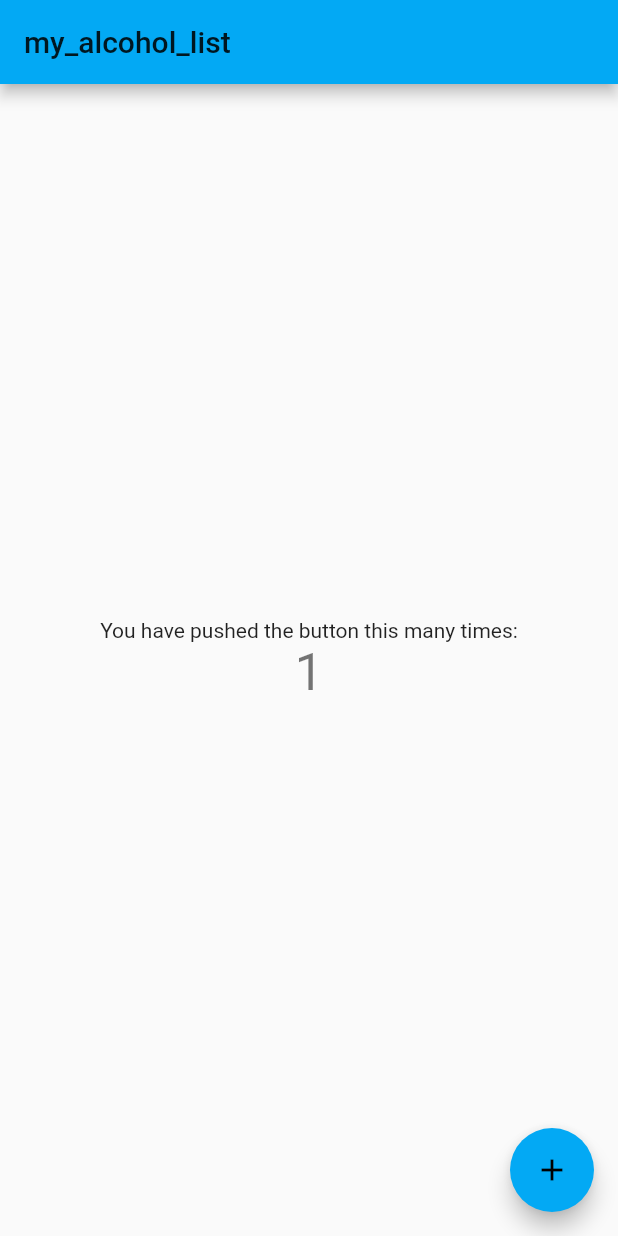
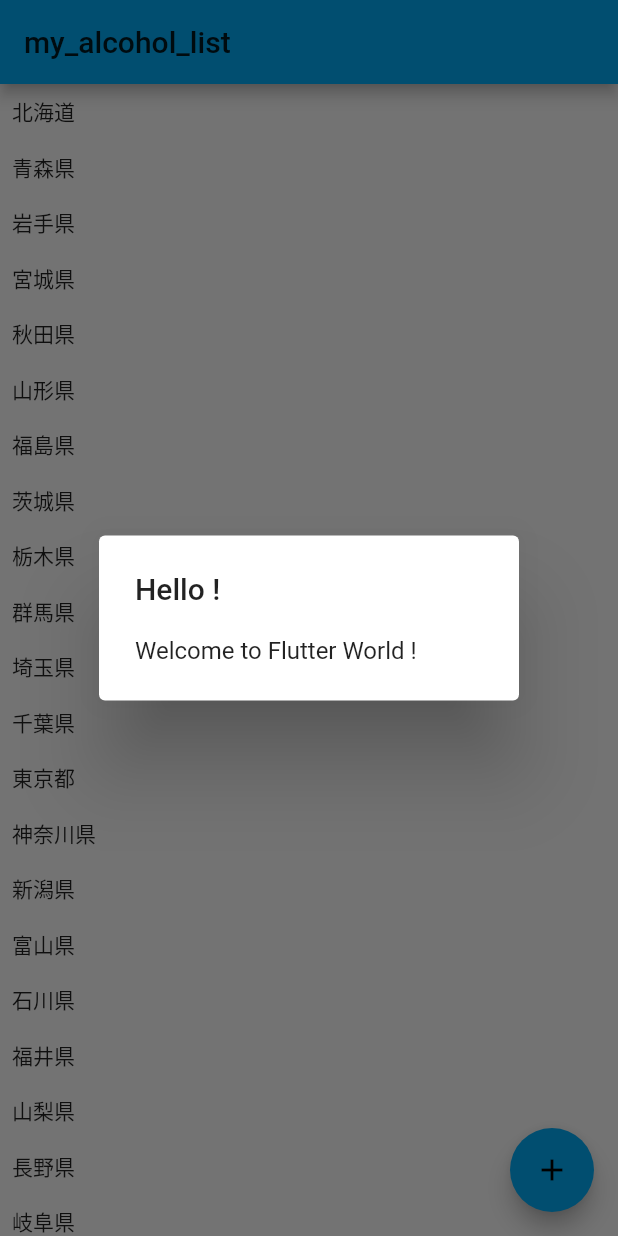
Before and after one commit to zyundamochi080/my_alcohol_list, a Flutter app: the screen it shows after launch, after a tap on the "add" icon, on a phone screen of 412 x 824 dp. Run offline on Flutter 3.47's test engine with Material 2 defaults, Android fonts, the phone set to English and light mode, and no system bars; our stand-ins replace shared_preferences.

Commit message:
Update about floatingbutton

```diff
--- a/lib/main.dart
+++ b/lib/main.dart
@@ -1,4 +1,5 @@
 import 'package:flutter/material.dart';
+import 'package:shared_preferences/shared_preferences.dart';
 
 void main() => runApp(MyApp());
 
@@ -57,55 +58,95 @@ class _MyHomePageState extends State<MyHomePage> {
     });
   }
 
+  void _showDialog() {
+    setState(() {
+      showDialog(
+          context: context,
+          builder: (_) => AlertDialog(
+            title :Text("Hello !"),
+            content: Text("Welcome to Flutter World !"),
+          )
+      );
+    });
+  }
+
+//  @override
+//  Widget build(BuildContext context) {
+//    // This method is rerun every time setState is called, for instance as done
+//    // by the _incrementCounter method above.
+//    //
+//    // The Flutter framework has been optimized to make rerunning build methods
+//    // fast, so that you can just rebuild anything that needs updating rather
+//    // than having to individually change instances of widgets.
+//    return Scaffold(
+//      appBar: AppBar(
+//        // Here we take the value from the MyHomePage object that was created by
+//        // the App.build method, and use it to set our appbar title.
+//        title: Text(widget.title),
+//      ),
+//      body: Center(
+//        // Center is a layout widget. It takes a single child and positions it
+//        // in the middle of the parent.
+//        child: Column(
+//          // Column is also layout widget. It takes a list of children and
+//          // arranges them vertically. By default, it sizes itself to fit its
+//          // children horizontally, and tries to be as tall as its parent.
+//          //
+//          // Invoke "debug painting" (press "p" in the console, choose the
+//          // "Toggle Debug Paint" action from the Flutter Inspector in Android
+//          // Studio, or the "Toggle Debug Paint" command in Visual Studio Code)
+//          // to see the wireframe for each widget.
+//          //
+//          // Column has various properties to control how it sizes itself and
+//          // how it positions its children. Here we use mainAxisAlignment to
+//          // center the children vertically; the main axis here is the vertical
+//          // axis because Columns are vertical (the cross axis would be
+//          // horizontal).
+//          mainAxisAlignment: MainAxisAlignment.center,
+//          children: <Widget>[
+//            Text(
+//              'You have pushed the button this many times:',
+//            ),
+//            Text(
+//              '$_counter',
+//              style: Theme.of(context).textTheme.display1,
+//            ),
+//          ],
+//        ),
+//      ),
+//      floatingActionButton: FloatingActionButton(
+//        onPressed: _incrementCounter,
+//        tooltip: 'Increment',
+//        child: Icon(Icons.add),
+//      ), // This trailing comma makes auto-formatting nicer for build methods.
+//    );
+//  }
+
   @override
   Widget build(BuildContext context) {
-    // This method is rerun every time setState is called, for instance as done
-    // by the _incrementCounter method above.
-    //
-    // The Flutter framework has been optimized to make rerunning build methods
-    // fast, so that you can just rebuild anything that needs updating rather
-    // than having to individually change instances of widgets.
+    const data = [
+      "北海道", "青森県", "岩手県", "宮城県", "秋田県", "山形県", "福島県", "茨城県", "栃木県", "群馬県", "埼玉県", "千葉県", "東京都", "神奈川県", "新潟県", "富山県", "石川県", "福井県", "山梨県", "長野県", "岐阜県", "静岡県", "愛知県", "三重県", "滋賀県", "京都府", "大阪府", "兵庫県", "奈良県", "和歌山県", "鳥取県", "島根県", "岡山県", "広島県", "山口県", "徳島県", "香川県", "愛媛県", "高知県", "福岡県", "佐賀県", "長崎県", "熊本県", "大分県", "宮崎県", "鹿児島県", "沖縄県",
+    ];
     return Scaffold(
       appBar: AppBar(
-        // Here we take the value from the MyHomePage object that was created by
-        // the App.build method, and use it to set our appbar title.
         title: Text(widget.title),
       ),
-      body: Center(
-        // Center is a layout widget. It takes a single child and positions it
-        // in the middle of the parent.
-        child: Column(
-          // Column is also layout widget. It takes a list of children and
-          // arranges them vertically. By default, it sizes itself to fit its
-          // children horizontally, and tries to be as tall as its parent.
-          //
-          // Invoke "debug painting" (press "p" in the console, choose the
-          // "Toggle Debug Paint" action from the Flutter Inspector in Android
-          // Studio, or the "Toggle Debug Paint" command in Visual Studio Code)
-          // to see the wireframe for each widget.
-          //
-          // Column has various properties to control how it sizes itself and
-          // how it positions its children. Here we use mainAxisAlignment to
-          // center the children vertically; the main axis here is the vertical
-          // axis because Columns are vertical (the cross axis would be
-          // horizontal).
-          mainAxisAlignment: MainAxisAlignment.center,
-          children: <Widget>[
-            Text(
-              'You have pushed the button this many times:',
-            ),
-            Text(
-              '$_counter',
-              style: Theme.of(context).textTheme.display1,
-            ),
-          ],
-        ),
+      body: ListView.builder(
+        itemCount: data.length,
+        itemBuilder: (context, int index) {
+          return Padding(
+              padding: EdgeInsets.all(8.0),
+              child: Text(
+                data[index],
+              ));
+        },
       ),
-      floatingActionButton: FloatingActionButton(
-        onPressed: _incrementCounter,
-        tooltip: 'Increment',
+    floatingActionButton: FloatingActionButton(
+        onPressed: _showDialog,
+        tooltip: 'Add',
         child: Icon(Icons.add),
-      ), // This trailing comma makes auto-formatting nicer for build methods.
+      ),
     );
   }
+
 }
--- a/pubspec.yaml
+++ b/pubspec.yaml
@@ -23,6 +23,7 @@ dependencies:
   # The following adds the Cupertino Icons font to your application.
   # Use with the CupertinoIcons class for iOS style icons.
   cupertino_icons: ^0.1.2
+  shared_preferences: ^0.5.3
 
 dev_dependencies:
   flutter_test:
```
Also changed, not shown: pubspec.lock.
